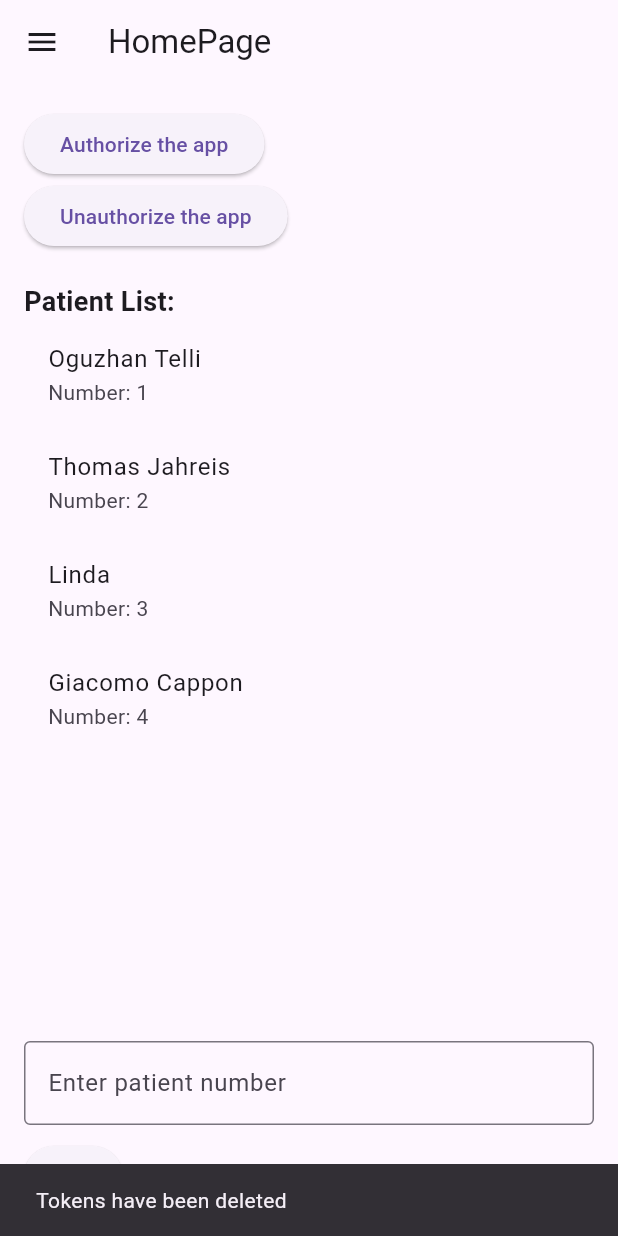
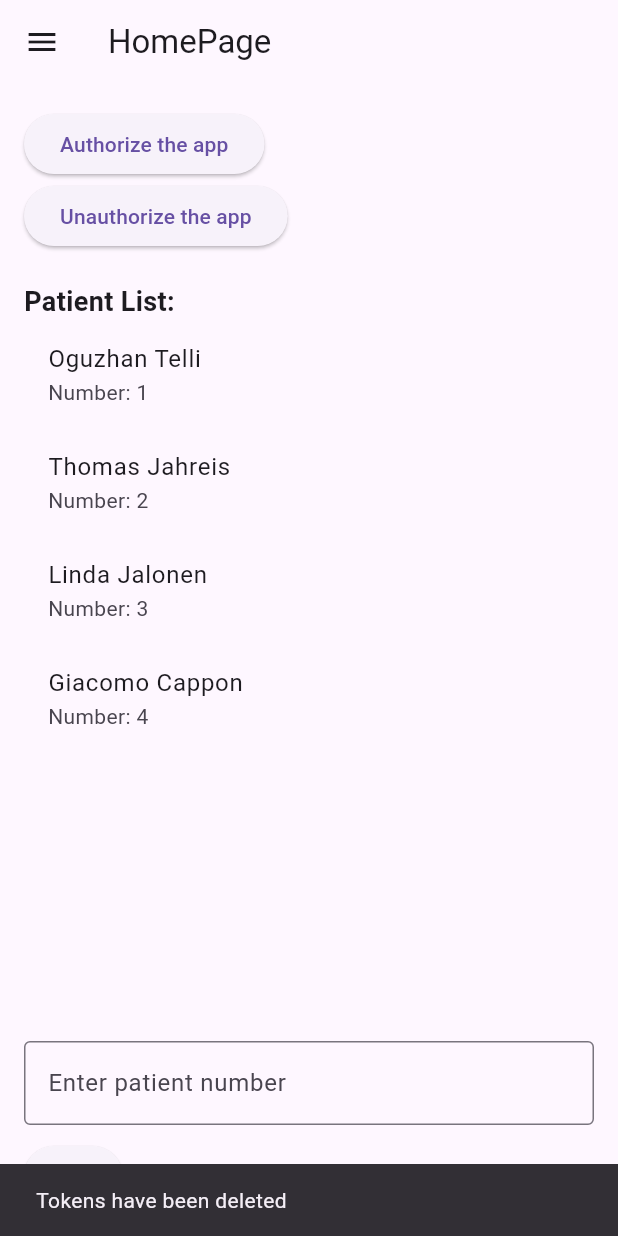
Before and after one commit to Bronzaquerta/SubstanceSafe, a Flutter app: the HomePage screen opened directly, after a tap on "Unauthorize the app", on a phone screen of 412 x 824 dp. Run offline on Flutter 3.47's test engine with Material 3 defaults, Android fonts, the light colour scheme and no system bars; our stand-ins replace fl_chart, jwt_decoder, shared_preferences; accounts and stored records are empty; network calls fail.

```diff
--- a/substancesafe_beta/lib/screens/homepage.dart
+++ b/substancesafe_beta/lib/screens/homepage.dart
@@ -5,11 +5,7 @@ import 'package:substancesafe_beta/screens/loginpage.dart';
 import 'package:substancesafe_beta/screens/patientDetailPage.dart';
 import 'package:substancesafe_beta/utils/impact.dart';
 
-
-
 class HomePage extends StatefulWidget {
-  const HomePage({super.key});
-
   @override
   _HomePageState createState() => _HomePageState();
 }
@@ -20,7 +16,7 @@ class _HomePageState extends State<HomePage> {
   final List<Map<String, String>> patients = [
     {'name': 'Oguzhan Telli', 'number': '1'},
     {'name': 'Thomas Jahreis', 'number': '2'},
-    {'name': 'Linda', 'number': '3'},
+    {'name': 'Linda Jalonen', 'number': '3'},
     {'name': 'Giacomo Cappon', 'number': '4'},
     // Add more patients here
   ];
@@ -33,7 +29,6 @@ class _HomePageState extends State<HomePage> {
         .pushReplacement(MaterialPageRoute(builder: (context) => LoginPage()));
   }
 
-
   Future<int?> _authorize() async {
     return Impact.authorize();
   }
@@ -42,18 +37,18 @@ class _HomePageState extends State<HomePage> {
   Widget build(BuildContext context) {
     return Scaffold(
       appBar: AppBar(
-        title: const Text('HomePage'),
+        title: Text('HomePage'),
       ),
       drawer: Drawer(
         child: ListView(
           padding: EdgeInsets.zero,
           children: [
-            const DrawerHeader(
+            DrawerHeader(
               child: Text('Menu'),
             ),
             ListTile(
-              leading: const Icon(Icons.logout),
-              title: const Text('Logout'),
+              leading: Icon(Icons.logout),
+              title: Text('Logout'),
               onTap: () => _logout(context),
             ),
           ],
@@ -73,7 +68,7 @@ class _HomePageState extends State<HomePage> {
                   ..removeCurrentSnackBar()
                   ..showSnackBar(SnackBar(content: Text(message)));
               },
-              child: const Text('Authorize the app'),
+              child: Text('Authorize the app'),
             ),
             ElevatedButton(
               onPressed: () async {
@@ -83,12 +78,12 @@ class _HomePageState extends State<HomePage> {
                 ScaffoldMessenger.of(context)
                   ..removeCurrentSnackBar()
                   ..showSnackBar(
-                      const SnackBar(content: Text('Tokens have been deleted')));
+                      SnackBar(content: Text('Tokens have been deleted')));
               },
-              child: const Text('Unauthorize the app'),
+              child: Text('Unauthorize the app'),
             ),
-            const SizedBox(height: 20),
-            const Text(
+            SizedBox(height: 20),
+            Text(
               'Patient List:',
               style: TextStyle(fontSize: 18, fontWeight: FontWeight.bold),
             ),
@@ -105,13 +100,13 @@ class _HomePageState extends State<HomePage> {
             ),
             TextField(
               controller: patientNumberController,
-              decoration: const InputDecoration(
+              decoration: InputDecoration(
                 labelText: 'Enter patient number',
                 border: OutlineInputBorder(),
               ),
               keyboardType: TextInputType.number,
             ),
-            const SizedBox(height: 10),
+            SizedBox(height: 10),
             ElevatedButton(
               onPressed: () async {
                 final sp = await SharedPreferences.getInstance();
@@ -120,7 +115,7 @@ class _HomePageState extends State<HomePage> {
                   ScaffoldMessenger.of(context)
                     ..removeCurrentSnackBar()
                     ..showSnackBar(
-                        const SnackBar(content: Text('You didn\'t authorize')));
+                        SnackBar(content: Text('You didn\'t authorize')));
                   return;
                 }
 
@@ -133,7 +128,7 @@ class _HomePageState extends State<HomePage> {
                   ),
                 );
               },
-              child: const Text('Go'),
+              child: Text('Go'),
             ),
           ],
         ),
```
